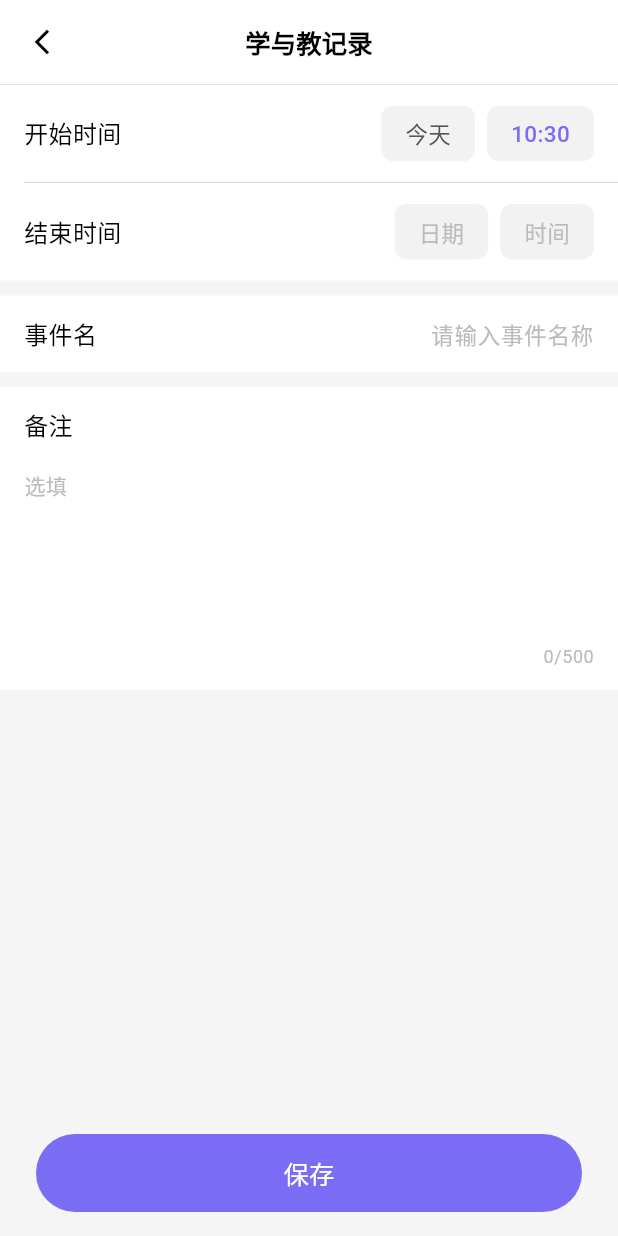
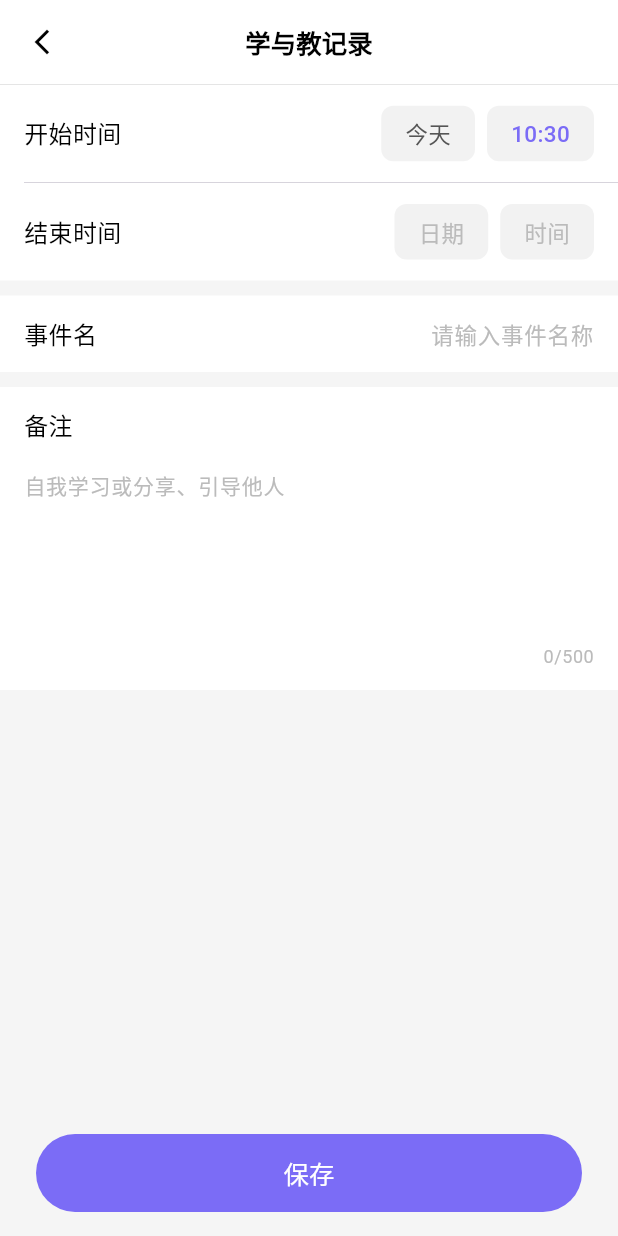
Before and after one commit to zhangxin142603-jpg/health_tracker, a Flutter app: the screen it shows after launch, after a tap on "学与教", on a phone screen of 412 x 824 dp. Run offline on Flutter 3.47's test engine with Material 3 defaults, Android fonts, the phone set to English and light mode, and no system bars; our stand-ins replace image_picker, package_info_plus, webview_flutter; Roboto replaces fonts that are missing (PingFang SC).

Commit message:
国际化(i18n)重构：将硬编码中文字符串替换为本地化调用
将多个页面中的硬编码中文文本迁移至 AppLocalizations 和 AppStrings，
包括首页、喂养、睡眠、辅食、用药、通用记录和自定义记录页面。

```diff
--- /dev/null
+++ b/devtools_options.yaml
@@ -0,0 +1,3 @@
+description: This file stores settings for Dart & Flutter DevTools.
+documentation: https://docs.flutter.dev/tools/devtools/extensions#configure-extension-enablement-states
+extensions:
--- a/lib/l10n/app_localizations.dart
+++ b/lib/l10n/app_localizations.dart
@@ -14,6 +14,9 @@ class AppLocalizations {
   String get clickToAdd => AppStrings.clickToAdd;
   String get todayNoRecords => AppStrings.todayNoRecords;
   String get today => AppStrings.today;
+  String get todayLabel => AppStrings.todayLabel;
+  String get pastLabel => AppStrings.pastLabel;
+  String get me => AppStrings.me;
   String get todayRecordsSummary => AppStrings.todayRecordsSummary;
   String get collapseDetails => AppStrings.collapseDetails;
   String get expandDetails => AppStrings.expandDetails;
@@ -30,6 +33,12 @@ class AppLocalizations {
   String hoursMinutesAgo(int hours, int minutes) =>
       AppStrings.getHoursMinutesAgo(hours, minutes);
   String get inProgress => AppStrings.inProgress;
+  String sleepEndLabel(String time) => AppStrings.sleepEndLabel.replaceAll('{time}', time);
+  String totalMlKcalLabel(int ml, int kcal) => AppStrings.totalMlKcalLabel.replaceAll('{mL}', ml.toString()).replaceAll('{kcal}', kcal.toString());
+  String hourMinuteLabel(int hours, int minutes) => AppStrings.hourMinuteLabel.replaceAll('{hours}', hours.toString()).replaceAll('{minutes}', minutes.toString());
+  String minuteLabel(int minutes) => AppStrings.minuteLabel.replaceAll('{minutes}', minutes.toString());
+  String hourLabel(int hours) => AppStrings.hourLabel.replaceAll('{hours}', hours.toString());
+  String totalHourMinuteLabel(int hours, int minutes) => AppStrings.totalHourMinuteLabel.replaceAll('{hours}', hours.toString()).replaceAll('{minutes}', minutes.toString());
 
   // ==================== 喂养模块 ====================
   String get feeding => AppStrings.feeding;
@@ -46,6 +55,11 @@ class AppLocalizations {
   String get milkAmountLabel => AppStrings.milkAmountLabel;
   String get milkAmountSelectorTitle => AppStrings.milkAmountSelectorTitle;
   String get customMlOption => AppStrings.customMlOption;
+  String get foodAmountSelectorTitle => AppStrings.foodAmountSelectorTitle;
+  String get totalAmountSelectorTitle => AppStrings.totalAmountSelectorTitle;
+  String get customKcal => AppStrings.customKcal;
+  String get kcalUnit => AppStrings.kcalUnit;
+  String get mlUnit => AppStrings.mlUnit;
 
   // ==================== 用药模块 ====================
   String get medication => AppStrings.medication;
@@ -92,7 +106,7 @@ class AppLocalizations {
   String get solidFoodRecord => AppStrings.solidFoodRecord;
   String solidFoodCount(int count) => AppStrings.getSolidFoodCount(count);
   String get eating => AppStrings.eating;
-  String get foodAmount => AppStrings.foodAmount;
+  String get solidFoodAmount => AppStrings.solidFoodAmount;
   String get quantity => AppStrings.quantity;
   String get foodType => AppStrings.foodType;
   String get multipleSelect => AppStrings.multipleSelect;
@@ -124,6 +138,8 @@ class AppLocalizations {
   String get formula => AppStrings.formula;
   String get pump => AppStrings.pump;
   String get temperature => AppStrings.temperature;
+  String get self => AppStrings.self;
+  String get healing => AppStrings.healing;
   String get breastfeed => AppStrings.breastfeed;
   String get custom => AppStrings.custom;
   String get customPageTitle => AppStrings.customPageTitle;
@@ -145,6 +161,10 @@ class AppLocalizations {
   String get diaperNotesHint => AppStrings.diaperNotesHint;
   String get medicationNotesHint => AppStrings.medicationNotesHint;
   String get solidFoodNotesHint => AppStrings.solidFoodNotesHint;
+  String get awarenessNotesHint => AppStrings.awarenessNotesHint;
+  String get healingNotesHint => AppStrings.healingNotesHint;
+  String get trueSelfNotesHint => AppStrings.trueSelfNotesHint;
+  String get learningTeachingNotesHint => AppStrings.learningTeachingNotesHint;
 
   // ==================== 便捷访问方法 ====================
 
--- a/lib/l10n/strings.dart
+++ b/lib/l10n/strings.dart
@@ -7,8 +7,11 @@ class AppStrings {
   static const String clickToAdd = '点击下方按钮添加记录';
   static const String todayNoRecords = '今天暂无记录';
   static const String today = '今天';
+  static const String todayLabel = '今日';
+  static const String pastLabel = '过往';
   static const String all = '全部';
   static const String inviteFriends = '邀请好友';
+  static const String me = '我';
   static const String todayRecordsSummary = '今日记录情况';
   static const String collapseDetails = '收起详情';
   static const String expandDetails = '展开详情';
@@ -26,6 +29,14 @@ class AppStrings {
   static const String inProgress = '进行中';
   static const String date = '日期';
   static const String time = '时间';
+  static const String startTime = '开始时间';
+  static const String endTime = '结束时间';
+  static const String sleepEndLabel = '{time} 结束）';
+  static const String totalMlKcalLabel = '共{mL}mL / {kcal}kcal';
+  static const String hourMinuteLabel = '{hours}小时{minutes}分';
+  static const String minuteLabel = '{minutes}分';
+  static const String hourLabel = '{hours}小时';
+  static const String totalHourMinuteLabel = '共{hours}小时{minutes}分钟';
 
   // ==================== 喂养模块 ====================
   static const String feeding = '投喂';
@@ -48,6 +59,13 @@ class AppStrings {
   static const String milkAmountLabel = '水量';
   static const String milkAmountSelectorTitle = '水量选择';
   static const String customMlOption = '自定义 mL';
+  static const String foodAmount = '食量';
+  static const String totalAmount = '总量';
+  static const String foodAmountSelectorTitle = '食量选择';
+  static const String totalAmountSelectorTitle = '总量选择';
+  static const String customKcal = '自定义 (kcal)';
+  static const String kcalUnit = 'kcal';
+  static const String mlUnit = 'mL';
 
   // ==================== 用药模块 ====================
   static const String medication = '觉察';
@@ -64,7 +82,7 @@ class AppStrings {
     '对乙酰氨基酚',
     '维生素D',
     '益生菌',
-    '其他'
+    '其他',
   ];
 
   // ==================== 尿布模块 ====================
@@ -97,8 +115,6 @@ class AppStrings {
   static const String sleep = '睡眠';
   static const String sleepRecord = '睡眠';
   static const String sleepCount = '睡眠 {count}次';
-  static const String startTime = '开始时间';
-  static const String endTime = '结束时间';
   static const String sleepPageTitle = '睡眠记录';
   static const String sleepNotesHint = '选填';
 
@@ -107,7 +123,7 @@ class AppStrings {
   static const String solidFoodRecord = '辅食记录';
   static const String solidFoodCount = '辅食 {count}次';
   static const String eating = '进食';
-  static const String foodAmount = '食量';
+  static const String solidFoodAmount = '食量';
   static const String quantity = '数量';
   static const String foodType = '食物类型';
   static const String multipleSelect = '多选';
@@ -118,7 +134,7 @@ class AppStrings {
     '谷物',
     '蛋白质',
     '乳制品',
-    '其他'
+    '其他',
   ];
   static const String liquid = '液体';
   static const String puree = '泥状';
@@ -132,6 +148,8 @@ class AppStrings {
   static const String milestone = '锻炼';
   static const String formula = '未命名2';
   static const String pump = '真我';
+  static const String self = '真我';
+  static const String healing = '疗愈';
   static const String temperature = '觉察';
   static const String breastfeed = '未命名';
   static const String custom = '学与教';
@@ -159,6 +177,10 @@ class AppStrings {
   static const String generalNotesHint = '选填';
   static const String optionalNotesHint = '选填';
   static const String genericNotesHint = '选填';
+  static const String learningTeachingNotesHint = '自我学习或分享、引导他人';
+  static const String awarenessNotesHint = '三心二意：重心、心跳、心情、意识、意愿';
+  static const String healingNotesHint = '内观到的子人格和如何帮助其转变';
+  static const String trueSelfNotesHint = '觉知练习、真我品质的展现';
 
   // ==================== 格式化方法 ====================
   /// 格式化带计数的字符串
@@ -170,17 +192,18 @@ class AppStrings {
   static String getFeedingCount(int count) => formatCount(feedingCount, count);
 
   /// 觉察计数
-  static String getMedicationCount(int count) => formatCount(medicationCount, count);
+  static String getMedicationCount(int count) =>
+      formatCount(medicationCount, count);
 
   /// 解便计数
   static String getDiaperCount(int count) => formatCount(diaperCount, count);
-
 
   /// 睡眠计数
   static String getSleepCount(int count) => formatCount(sleepCount, count);
 
   /// 辅食计数
-  static String getSolidFoodCount(int count) => formatCount(solidFoodCount, count);
+  static String getSolidFoodCount(int count) =>
+      formatCount(solidFoodCount, count);
 
   /// 时间格式化：分钟前
   static String getMinutesAgo(int minutes) => '$minutes$minutesAgo';
--- a/lib/main.dart
+++ b/lib/main.dart
@@ -283,7 +283,7 @@ class _HomePageState extends State<HomePage> {
                     ),
                     const SizedBox(width: 4),
                     Text(
-                      _isToday() ? '今日' : '过往',
+                      _isToday() ? AppLocalizations.of(context).todayLabel : AppLocalizations.of(context).pastLabel,
                       style: const TextStyle(
                         color: Colors.white,
                         fontSize: 15,
@@ -334,10 +334,10 @@ class _HomePageState extends State<HomePage> {
           color: Color.fromARGB(64, 255, 255, 255),
           shape: BoxShape.circle,
         ),
-        child: const Center(
+        child: Center(
           child: Text(
-            '我',
-            style: TextStyle(
+            AppLocalizations.of(context).me,
+            style: const TextStyle(
               color: Colors.white,
               fontSize: 15,
               fontWeight: FontWeight.w500,
@@ -384,7 +384,12 @@ class _HomePageState extends State<HomePage> {
     if (feedCount.isNotEmpty) parts.add('投喂 ${feedCount.length}次');
     if (diaperList.isNotEmpty) parts.add('解便 ${diaperList.length}次');
     if (sleepList.isNotEmpty) parts.add('睡眠 ${sleepList.length}次');
-    for (final t in ['锻炼', '觉察', '疗愈', '真我']) {
+    for (final t in [
+      AppLocalizations.of(context).milestone,
+      AppLocalizations.of(context).temperature,
+      AppLocalizations.of(context).healing,
+      AppLocalizations.of(context).self,
+    ]) {
       final cnt = genericList.where((e) => e.type == t).length;
       if (cnt > 0) parts.add('$t $cnt次');
     }
@@ -481,7 +486,7 @@ class _HomePageState extends State<HomePage> {
         (s, e) => s + (e.foodAmountKcal ?? 0),
       );
       final extra = totalKcal > 0
-          ? '共${totalMl}mL / ${totalKcal}kcal'
+          ? AppLocalizations.of(context).totalMlKcalLabel(totalMl, totalKcal)
           : AppLocalizations.of(context).totalMlLabel(totalMl);
       rows.add(
         _summaryRow(
@@ -573,7 +578,7 @@ class _HomePageState extends State<HomePage> {
         }
       }
       final durStr = totalMin > 0
-          ? '共${totalMin ~/ 60}小时${totalMin % 60}分钟'
+          ? AppLocalizations.of(context).totalHourMinuteLabel(totalMin ~/ 60, totalMin % 60)
           : '';
       rows.add(
         _summaryRow(
@@ -586,7 +591,12 @@ class _HomePageState extends State<HomePage> {
     }
 
     // Generic types
-    for (final t in ['锻炼', '觉察', '疗愈', '真我']) {
+    for (final t in [
+      AppLocalizations.of(context).milestone,
+      AppLocalizations.of(context).temperature,
+      AppLocalizations.of(context).healing,
+      AppLocalizations.of(context).self,
+    ]) {
       final list = genericList.where((e) => e.type == t).toList();
       if (list.isNotEmpty) {
         rows.add(_summaryRow('· $t', '${list.length}次', '', isParent: true));
@@ -707,13 +717,13 @@ class _HomePageState extends State<HomePage> {
     final diff = now.difference(entry.timestamp);
     final String ago;
     if (diff.inMinutes < 1) {
-      ago = '刚刚';
+      ago = AppLocalizations.of(context).justNow;
     } else if (diff.inMinutes < 60) {
-      ago = '${diff.inMinutes}分钟前';
+      ago = AppLocalizations.of(context).minutesAgo(diff.inMinutes);
     } else if (diff.inHours < 24) {
       final h = diff.inHours;
       final m = diff.inMinutes % 60;
-      ago = m > 0 ? '$h小时$m分钟前' : '$h小时前';
+      ago = m > 0 ? AppLocalizations.of(context).hoursMinutesAgo(h, m) : AppLocalizations.of(context).hoursAgo(h);
     } else {
       ago = DateFormat('MM-dd').format(entry.timestamp);
     }
@@ -825,7 +835,7 @@ class _HomePageState extends State<HomePage> {
       case 'sleep':
         final e = entry.data as SleepEntry;
         final endLabel = e.endTime != null
-            ? '(${DateFormat('HH:mm').format(e.endTime!)} 结束）'
+            ? AppLocalizations.of(context).sleepEndLabel(DateFormat('HH:mm').format(e.endTime!))
             : '';
         return _TimelineCard(
           emoji: AppEmojis.sleep,
--- a/lib/screens/custom_page.dart
+++ b/lib/screens/custom_page.dart
@@ -197,8 +197,8 @@ class _CustomPageState extends State<CustomPage> {
         child: Column(
           crossAxisAlignment: CrossAxisAlignment.start,
           children: [
-            const Text('备注',
-                style: TextStyle(
+            Text(AppLocalizations.of(context).notes,
+                style: const TextStyle(
                     fontSize: 16,
                     fontWeight: FontWeight.w500,
                     color: Colors.black)),
@@ -208,11 +208,11 @@ class _CustomPageState extends State<CustomPage> {
               maxLines: 5,
               maxLength: 500,
               style: const TextStyle(fontSize: 14),
-              decoration: const InputDecoration(
-                hintText: '选填',
-                hintStyle: TextStyle(color: Color(0xFFBBBBBB), fontSize: 14),
+              decoration: InputDecoration(
+                hintText: AppLocalizations.of(context).learningTeachingNotesHint,
+                hintStyle: const TextStyle(color: Color(0xFFBBBBBB), fontSize: 14),
                 border: InputBorder.none,
-                counterStyle: TextStyle(color: Color(0xFFBBBBBB)),
+                counterStyle: const TextStyle(color: Color(0xFFBBBBBB)),
               ),
             ),
           ],
--- a/lib/screens/feeding_page.dart
+++ b/lib/screens/feeding_page.dart
@@ -554,11 +554,11 @@ class _AmountDialogState extends State<_AmountDialog> {
   String _getDialogTitle() {
     switch (widget.milkSource) {
       case '喂食':
-        return '食量选择';
+        return AppLocalizations.of(context).foodAmountSelectorTitle;
       case '喂食+喂水':
-        return '总量选择';
+        return AppLocalizations.of(context).totalAmountSelectorTitle;
       default: // '喂水'
-        return '水量选择';
+        return AppLocalizations.of(context).milkAmountSelectorTitle;
     }
   }
 
--- a/lib/screens/generic_record_page.dart
+++ b/lib/screens/generic_record_page.dart
@@ -3,6 +3,7 @@ import 'package:intl/intl.dart';
 import 'package:provider/provider.dart';
 import '../models/baby_entries.dart';
 import '../providers/app_provider.dart';
+import '../l10n/app_localizations.dart';
 
 const Color _kPurple = Color(0xFF7B6CF6);
 
@@ -163,8 +164,8 @@ class _GenericRecordPageState extends State<GenericRecordPage> {
         child: Column(
           crossAxisAlignment: CrossAxisAlignment.start,
           children: [
-            const Text('备注',
-                style: TextStyle(
+            Text(AppLocalizations.of(context).notes,
+                style: const TextStyle(
                     fontSize: 16,
                     fontWeight: FontWeight.w500,
                     color: Colors.black)),
@@ -175,7 +176,7 @@ class _GenericRecordPageState extends State<GenericRecordPage> {
               maxLength: 500,
               style: const TextStyle(fontSize: 14),
               decoration: InputDecoration(
-                hintText: widget.type == '觉察' ? '三心二意' : widget.type == '疗愈' ? '对应内观和转变步骤' : widget.type == '真我' ? '觉知练习' : '选填',
+                hintText: widget.type == '觉察' ? AppLocalizations.of(context).awarenessNotesHint : widget.type == '疗愈' ? AppLocalizations.of(context).healingNotesHint : widget.type == '真我' ? AppLocalizations.of(context).trueSelfNotesHint : widget.type == '学与教' ? AppLocalizations.of(context).learningTeachingNotesHint : AppLocalizations.of(context).genericNotesHint,
                 hintStyle: const TextStyle(color: Color(0xFFBBBBBB), fontSize: 14),
                 border: InputBorder.none,
                 counterStyle: const TextStyle(color: Color(0xFFBBBBBB)),
--- a/lib/screens/sleep_page.dart
+++ b/lib/screens/sleep_page.dart
@@ -163,7 +163,7 @@ class _SleepPageState extends State<SleepPage> {
         child: Column(
           crossAxisAlignment: CrossAxisAlignment.start,
           children: [
-            const Text('备注',
+            Text(AppLocalizations.of(context).notes,
                 style: TextStyle(
                     fontSize: 16,
                     fontWeight: FontWeight.w500,
```
Also changed, not shown: lib/screens/medication_page.dart (+8 -7 lines), lib/screens/solid_food_page.dart (+7 -6 lines).
